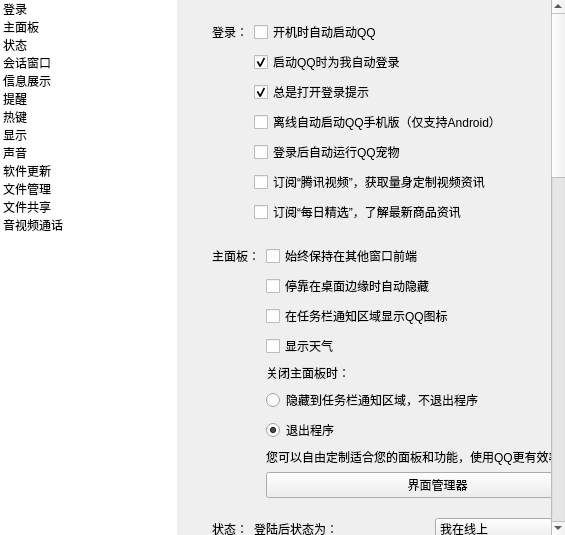
First picture: the form in 仿QQ设置面板/setting.ui, repository PyQt5/PyQt, before the edit.
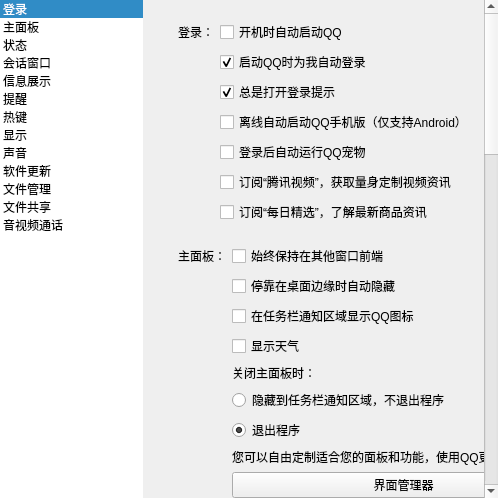
Second picture: the form after the edit.

Diff of the .ui file:
```diff
--- a/仿QQ设置面板/setting.ui
+++ b/仿QQ设置面板/setting.ui
@@ -6,8 +6,8 @@
    <rect>
     <x>0</x>
     <y>0</y>
-    <width>565</width>
-    <height>535</height>
+    <width>498</width>
+    <height>498</height>
    </rect>
   </property>
   <property name="windowTitle">
@@ -34,6 +34,15 @@
      <property name="frameShape">
       <enum>QFrame::NoFrame</enum>
      </property>
+     <property name="verticalScrollBarPolicy">
+      <enum>Qt::ScrollBarAlwaysOff</enum>
+     </property>
+     <property name="horizontalScrollBarPolicy">
+      <enum>Qt::ScrollBarAlwaysOff</enum>
+     </property>
+     <property name="currentRow">
+      <number>0</number>
+     </property>
      <item>
       <property name="text">
        <string>登录</string>
@@ -116,9 +125,9 @@
       <property name="geometry">
        <rect>
         <x>0</x>
-        <y>-60</y>
-        <width>613</width>
-        <height>1521</height>
+        <y>-810</y>
+        <width>460</width>
+        <height>1308</height>
        </rect>
       </property>
       <layout class="QVBoxLayout" name="verticalLayout">
@@ -218,7 +227,7 @@
         </widget>
        </item>
        <item>
-        <widget class="QWidget" name="widget_7" native="true">
+        <widget class="QWidget" name="widget_1" native="true">
          <layout class="QFormLayout" name="formLayout_8">
           <property name="leftMargin">
            <number>0</number>
@@ -309,7 +318,7 @@
         </widget>
        </item>
        <item>
-        <widget class="QWidget" name="widget_8" native="true">
+        <widget class="QWidget" name="widget_2" native="true">
          <layout class="QFormLayout" name="formLayout_9">
           <property name="leftMargin">
            <number>0</number>
@@ -373,6 +382,19 @@
               </item>
              </widget>
             </item>
+            <item>
+             <spacer name="horizontalSpacer">
+              <property name="orientation">
+               <enum>Qt::Horizontal</enum>
+              </property>
+              <property name="sizeHint" stdset="0">
+               <size>
+                <width>40</width>
+                <height>20</height>
+               </size>
+              </property>
+             </spacer>
+            </item>
            </layout>
           </item>
           <item row="1" column="1">
```
Left out of the diff: 76 changed lines with no effect on the pictures.
